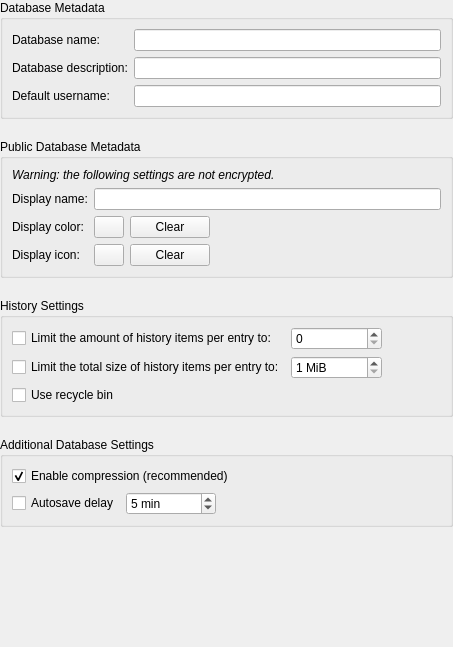
Qt form src/gui/dbsettings/DatabaseSettingsWidgetGeneral.ui (keepassxreboot/keepassxc) before a commit.
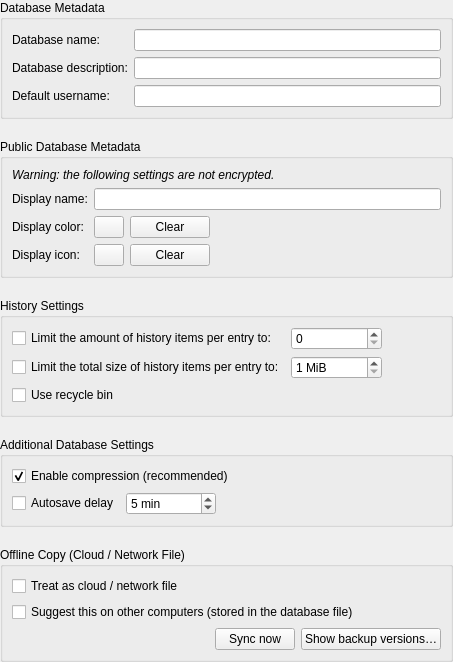
The same form after that commit.

Commit message:
Add cloud/network offline cache, fallback open, auto-merge, and toolbar visuals
- Add OfflineCache service for cloud/network mounted databases
- Provide automatic fallback open when remote storage is unavailable
- Support offline modification tracking and background auto-merge on reconnect
- Add visual indicators in tab bar and toolbar for offline/cloud status
- Add compact offline warning banner with sync and dismiss actions

The edit to the form file:
```diff
--- a/src/gui/dbsettings/DatabaseSettingsWidgetGeneral.ui
+++ b/src/gui/dbsettings/DatabaseSettingsWidgetGeneral.ui
@@ -405,6 +405,73 @@
      </layout>
     </widget>
    </item>
+   <item>
+    <widget class="QGroupBox" name="cloudOfflineGroupBox">
+     <property name="title">
+      <string>Offline Copy (Cloud / Network File)</string>
+     </property>
+     <layout class="QVBoxLayout" name="cloudOfflineLayout">
+      <item>
+       <widget class="QCheckBox" name="cloudFileCheckBox">
+        <property name="toolTip">
+         <string>Keeps an encrypted offline copy of this database on this computer. If the original file can't be reached, the offline copy opens instead and your changes are merged back once the original returns. This setting applies to this computer only.</string>
+        </property>
+        <property name="text">
+         <string>Treat as cloud / network file</string>
+        </property>
+       </widget>
+      </item>
+      <item>
+       <widget class="QCheckBox" name="cloudFileSuggestCheckBox">
+        <property name="toolTip">
+         <string>Saves this setting in the database file, so KeePassXC turns on cloud mode automatically on any computer that opens it for the first time. You can still turn it off per computer.</string>
+        </property>
+        <property name="text">
+         <string>Suggest this on other computers (stored in the database file)</string>
+        </property>
+       </widget>
+      </item>
+      <item>
+       <layout class="QHBoxLayout" name="cloudOfflineActionsLayout">
+        <item>
+         <widget class="QLabel" name="cloudStatusLabel">
+          <property name="text">
+           <string/>
+          </property>
+         </widget>
+        </item>
+        <item>
+         <spacer name="cloudOfflineSpacer">
+          <property name="orientation">
+           <enum>Qt::Horizontal</enum>
+          </property>
+          <property name="sizeHint" stdset="0">
+           <size>
+            <width>40</width>
+            <height>20</height>
+           </size>
+          </property>
+         </spacer>
+        </item>
+        <item>
+         <widget class="QPushButton" name="cloudSyncNowButton">
+          <property name="text">
+           <string>Sync now</string>
+          </property>
+         </widget>
+        </item>
+        <item>
+         <widget class="QPushButton" name="cloudShowVersionsButton">
+          <property name="text">
+           <string>Show backup versions…</string>
+          </property>
+         </widget>
+        </item>
+       </layout>
+      </item>
+     </layout>
+    </widget>
+   </item>
    <item>
     <spacer name="verticalSpacer">
      <property name="orientation">
```
The commit also changes 28 other files.
